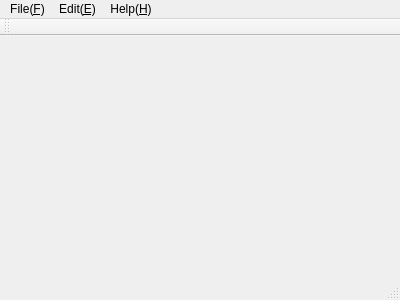
First picture: the form in ui/MainWindow.ui, repository ray-zong/spice, before the edit.
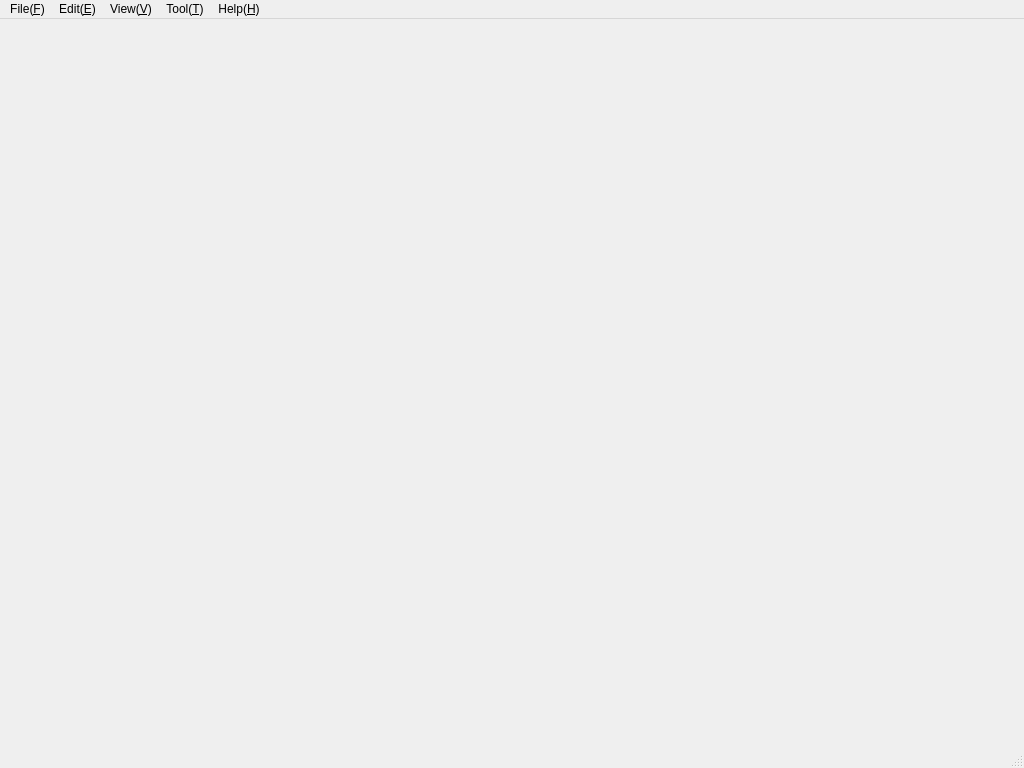
Second picture: the form after the edit. Icons and pictures are not drawn.

```diff
--- a/ui/MainWindow.ui
+++ b/ui/MainWindow.ui
@@ -6,8 +6,8 @@
    <rect>
     <x>0</x>
     <y>0</y>
-    <width>400</width>
-    <height>300</height>
+    <width>1024</width>
+    <height>768</height>
    </rect>
   </property>
   <property name="windowTitle">
@@ -19,7 +19,7 @@
     <rect>
      <x>0</x>
      <y>0</y>
-     <width>400</width>
+     <width>1024</width>
      <height>23</height>
     </rect>
    </property>
@@ -43,18 +43,24 @@
     </property>
     <addaction name="action_about"/>
    </widget>
+   <widget class="QMenu" name="menuView_V">
+    <property name="title">
+     <string>View(&amp;V)</string>
+    </property>
+    <addaction name="action_spice"/>
+   </widget>
+   <widget class="QMenu" name="menuTool_T">
+    <property name="title">
+     <string>Tool(&amp;T)</string>
+    </property>
+    <addaction name="action_option"/>
+   </widget>
    <addaction name="menu"/>
    <addaction name="menuEdit_E"/>
+   <addaction name="menuView_V"/>
+   <addaction name="menuTool_T"/>
    <addaction name="menuHelp_H"/>
   </widget>
-  <widget class="QToolBar" name="mainToolBar">
-   <attribute name="toolBarArea">
-    <enum>TopToolBarArea</enum>
-   </attribute>
-   <attribute name="toolBarBreak">
-    <bool>false</bool>
-   </attribute>
-  </widget>
   <widget class="QStatusBar" name="statusBar"/>
   <action name="action_loadFile">
    <property name="text">
```
Left out of the diff: 39 changed lines with no effect on the pictures.
